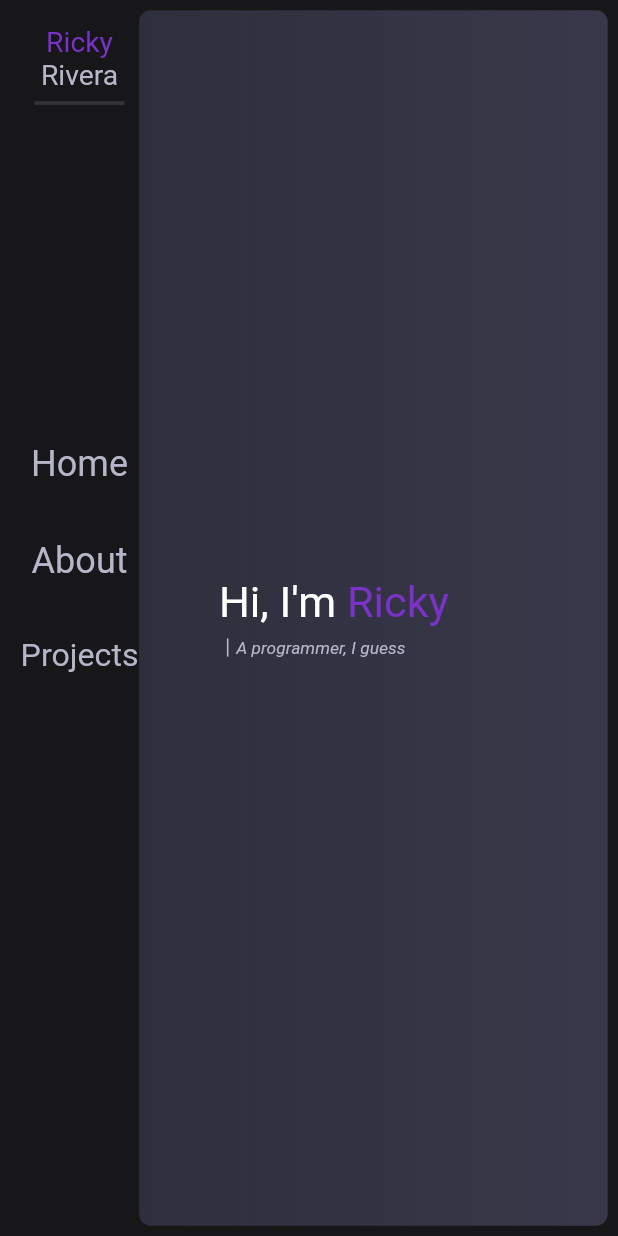
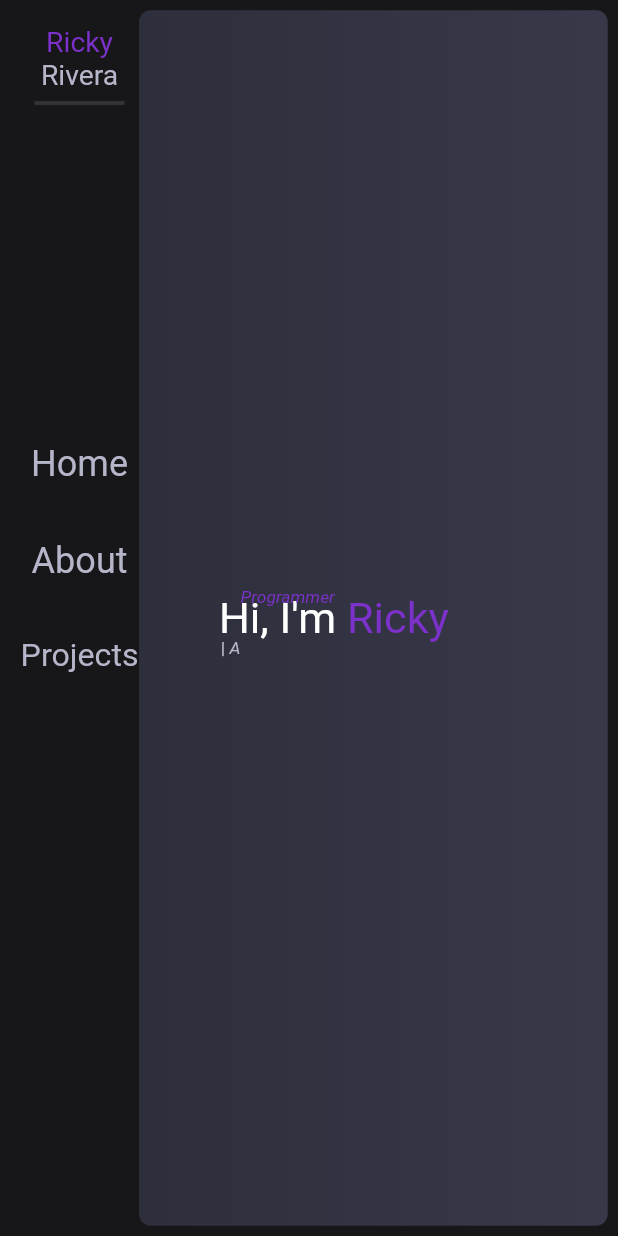
Before and after one commit to Tsrif/PortfolioSite, a Flutter app: the screen it shows after launch, on a phone screen of 412 x 824 dp. Run offline on Flutter 3.47's test engine with Material 2 defaults, Android fonts, the light colour scheme and no system bars; drawn by our look-alikes of animated_text_kit, auto_size_text, scrollable_positioned_list; our stand-ins replace google_fonts, responsive_framework, simple_animations, supercharged; missing offline and left inert: dart:html.

Commit message:
Added animated text

```diff
--- a/lib/portfolio.dart
+++ b/lib/portfolio.dart
@@ -1,10 +1,10 @@
+import 'package:animated_text_kit/animated_text_kit.dart';
 import 'package:auto_size_text/auto_size_text.dart';
 import 'package:flutter/material.dart';
 import 'package:portfolio_site/project_page.dart';
 import 'package:portfolio_site/side_menu.dart';
 import 'package:portfolio_site/size_config.dart';
 import 'package:scrollable_positioned_list/scrollable_positioned_list.dart';
-import 'corner_decoration.dart';
 
 import 'Globaltheme.dart';
 
@@ -130,16 +130,22 @@ _createHome(BuildContext context) {
       color: GlobalTheme.mutedWhite,
       fontStyle: FontStyle.italic,
       fontSize: SizeConfig.safeBlockHorizontal * 2.8);
+  TextStyle animatedText = TextStyle(
+      color: GlobalTheme.primaryPurple,
+      fontStyle: FontStyle.italic,
+      fontSize: SizeConfig.safeBlockHorizontal * 2.8);
   TextStyle barStyle = TextStyle(
       color: GlobalTheme.mutedWhite,
       fontWeight: FontWeight.bold,
       fontSize: SizeConfig.safeBlockHorizontal * 2.8);
 
+//This whole thing is confusing and hard to look at
+//There's gotta be an easier way to make this happen with not as ugly code
   return SizedBox(
     width: SizeConfig.blockSizeHorizontal * 50,
-    height: SizeConfig.blockSizeVertical * 50,
-    child: (Column(
-      mainAxisAlignment: MainAxisAlignment.center,
+    height: SizeConfig.safeBlockVertical * 30,
+    child: (Stack(
+      alignment: Alignment.center,
       children: [
         Row(
           children: [
@@ -149,23 +155,51 @@ _createHome(BuildContext context) {
                   TextSpan(text: "Hi, I'm ", style: headerStyle),
                   TextSpan(text: "Ricky", style: headerStyle2)
                 ],
-                // style: headerStyle,
               ),
               maxLines: 1,
             ),
           ],
         ),
-        SizedBox(height: 5),
-        Row(
-          children: [
-            AutoSizeText.rich(
-                TextSpan(children: [
-                  TextSpan(text: "｜", style: barStyle),
-                  TextSpan(text: "A programmer, I guess", style: bodyStyle)
-                ]),
-                maxLines: 1)
-          ],
+        Transform.translate(
+          offset: Offset(SizeConfig.safeBlockHorizontal * 0.3,
+              SizeConfig.safeBlockHorizontal * 5),
+          child: Row(
+            crossAxisAlignment: CrossAxisAlignment.start,
+            children: [
+              AutoSizeText.rich(
+                  TextSpan(children: [
+                    TextSpan(text: "| ", style: barStyle),
+                    TextSpan(text: "A", style: bodyStyle)
+                  ]),
+                  maxLines: 1),
+              SizedBox(width: SizeConfig.blockSizeHorizontal * 0.8),
+            ],
+          ),
         ),
+        Transform.translate(
+            offset: Offset(SizeConfig.safeBlockHorizontal * 3.5,
+                SizeConfig.safeBlockHorizontal * 5),
+            child: Row(
+              crossAxisAlignment: CrossAxisAlignment.start,
+              children: [
+                SizedBox(
+                  height: SizeConfig.blockSizeVertical * 10,
+                  child: AnimatedTextKit(repeatForever: true, animatedTexts: [
+                    RotateAnimatedText('Programmer', textStyle: animatedText),
+                    RotateAnimatedText('Something else',
+                        textStyle: animatedText),
+                    RotateAnimatedText('uhh', textStyle: animatedText),
+                    RotateAnimatedText('Just gimme a second okay?',
+                        textStyle: animatedText),
+                    RotateAnimatedText(
+                      '...',
+                      textStyle: animatedText,
+                    ),
+                    RotateAnimatedText('Oh I got it', textStyle: animatedText),
+                  ]),
+                )
+              ],
+            ))
       ],
     )),
   );
--- a/lib/project_page.dart
+++ b/lib/project_page.dart
@@ -18,7 +18,6 @@ List<Widget> _tiles = <Widget>[
         "2D Platformer about a hamburger Named 'Burgie' trying to escape from a fast food restaurant.",
     projectLink: "https://github.com/Tsrif/Burgie",
   ),
-  //TODO Precache images to smoother gif playback
   ProjectWidget(
     image: Image.asset('image/HolidayHellper.png', gaplessPlayback: true),
     replaceImageOnHover:
@@ -33,6 +32,9 @@ List<Widget> _tiles = <Widget>[
 class ProjectPage extends StatelessWidget {
   @override
   Widget build(BuildContext context) {
+    //Cache the gifs so they load faster
+    precacheImage(new AssetImage('gif/HolidayHellper2.gif'), context);
+    precacheImage(new AssetImage('gif/BurgieFlip.gif'), context);
     return StaggeredGridView.count(
       crossAxisCount: 4,
       staggeredTiles: _staggeredTiles,
--- a/pubspec.yaml
+++ b/pubspec.yaml
@@ -29,6 +29,7 @@ dependencies:
   auto_size_text: ^2.1.0
   flutter_staggered_grid_view: ^0.4.0
   responsive_framework: ^0.1.0
+  animated_text_kit: ^4.2.1
 
 
 
```
Also changed, not shown: pubspec.lock.
